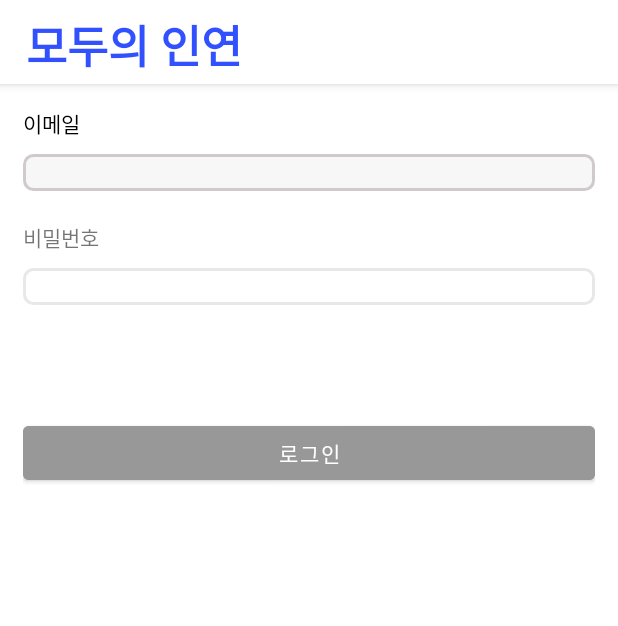
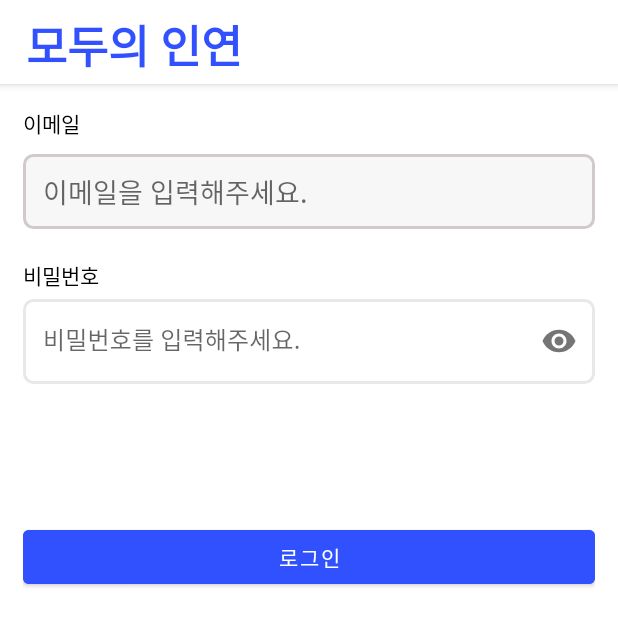
Before and after one commit to ujin-Bang/modoohealing, an Android app: the EmailLoginActivity screen opened directly, with no data from a screen before it, on a phone screen of 412 x 824 dp. Shown: the top 626 px of the screen. Run offline under Robolectric (Android 15) with nearby library versions, the phone set to English and light mode, and no system bars; our stand-ins replace data binding.

Commit message:
이메일로그인 페이지 작업90%

```diff
--- a/app/src/main/java/com/modoohealing/modo/EmailLoginActivity.kt
+++ b/app/src/main/java/com/modoohealing/modo/EmailLoginActivity.kt
@@ -1,26 +1,74 @@
 package com.modoohealing.modo
 
-import androidx.appcompat.app.AppCompatActivity
 import android.os.Bundle
+import android.util.Patterns
+import android.util.Patterns.EMAIL_ADDRESS
+import android.widget.EditText
+import androidx.core.util.PatternsCompat.EMAIL_ADDRESS
+import androidx.core.view.isVisible
+import androidx.core.widget.addTextChangedListener
 import androidx.databinding.DataBindingUtil
 import com.modoohealing.modo.databinding.ActivityEmailLoginBinding
+import java.util.regex.Pattern
 
 class EmailLoginActivity : BaseActivity() {
 
     lateinit var binding: ActivityEmailLoginBinding
+    private var email = ""
+    private var pw = ""
 
     override fun onCreate(savedInstanceState: Bundle?) {
         super.onCreate(savedInstanceState)
-        binding = DataBindingUtil.setContentView(this,R.layout.activity_email_login)
+        binding = DataBindingUtil.setContentView(this, R.layout.activity_email_login)
+
+        setValues()
         setupEvents()
-        setValues()
+
     }
 
     override fun setupEvents() {
+        binding.btnLoginConfirm.setOnClickListener {
+            email = binding.edtEmail.text.toString()
+            pw = binding.edtPw.text.toString()
+
+            //email이 이메일 형식이 아닌지 또는 값이 비어있다면
+            if (!Patterns.EMAIL_ADDRESS.matcher(email).matches() || email.isEmpty()) {
+                binding.txtEmailErrorMSG.isVisible = true
+                binding.edtEmail.requestFocus()
+                return@setOnClickListener
+            }
+            //비밀번호가 영어와 숫자로 조합된 6~12글자사이가 아니라면
+            if (!Pattern.matches("^(?=.*[A-Za-z])(?=.*[0-9])[A-Za-z[0-9]]{6,12}$", pw)) {
+                binding.txtPwErrorMSG.isVisible = true
+                binding.edtPw.requestFocus()
+                return@setOnClickListener
+            }
+            //todo 서버호출
+        }
 
     }
 
     override fun setValues() {
+        emilChange()
+        pwChange()
+    }
+
+    //에디트 텍스트 이메일 변경시 실행
+    fun emilChange() {
+        binding.edtEmail.addTextChangedListener {
+            val emailResult = it.toString()
+            binding.txtEmailErrorMSG.isVisible = !Patterns.EMAIL_ADDRESS.matcher(emailResult).matches() || emailResult.isEmpty()
+
+        }
+        return
 
     }
+    //에디트 텍스트 비밀번호가 변경시 실행
+    fun pwChange(){
+        binding.edtPw.addTextChangedListener {
+            binding.txtPwErrorMSG.isVisible =
+                !Pattern.matches("^(?=.*[A-Za-z])(?=.*[0-9])[A-Za-z[0-9]]{6,12}$", it.toString())
+        }
+        return
+    }
 }
--- a/app/src/main/res/drawable/focus_background.xml
+++ b/app/src/main/res/drawable/focus_background.xml
@@ -14,6 +14,7 @@
             <stroke
                 android:width="2dp"
                 android:color="#D1CACA"/>
+
 
         </shape>
 
--- a/app/src/main/res/layout/activity_email_login.xml
+++ b/app/src/main/res/layout/activity_email_login.xml
@@ -19,14 +19,16 @@
 
         <EditText
             android:id="@+id/edtEmail"
+            android:paddingStart="13dp"
             app:layout_constraintStart_toStartOf="parent"
             app:layout_constraintEnd_toEndOf="parent"
             app:layout_constraintTop_toBottomOf="@id/txtLoginEmail"
             android:layout_marginTop="10dp"
             android:inputType="textEmailAddress"
+            android:hint="@string/email_hint"
             android:layout_width="0dp"
             android:background="@drawable/focus_background"
-            android:layout_height="wrap_content"/>
+            android:layout_height="50dp"/>
 
         <TextView
             android:id="@+id/txtEmailErrorMSG"
@@ -35,36 +37,51 @@
             android:textSize="12sp"
             android:layout_marginTop="2dp"
             android:textColor="@color/error"
-            tools:text="이메일을 확인해주세요."
+            android:visibility="gone"
+            android:text="이메일을 확인해주세요."
             android:layout_width="wrap_content"
             android:layout_height="wrap_content"/>
 
         <TextView
             android:id="@+id/txtPw"
             android:text="비밀번호"
+            android:textColor="@color/black"
             app:layout_constraintStart_toStartOf="parent"
             app:layout_constraintTop_toBottomOf="@id/edtEmail"
             android:layout_marginTop="20dp"
             android:layout_width="wrap_content"
             android:layout_height="wrap_content"/>
 
-        <EditText
-            android:id="@+id/edtPw"
+        <com.google.android.material.textfield.TextInputLayout
+            style="@style/Widget.MaterialComponents.TextInputLayout.OutlinedBox"
+            android:id="@+id/editTextInputLayout"
+            android:layout_width="0dp"
+            android:layout_height="wrap_content"
             app:layout_constraintStart_toStartOf="parent"
             app:layout_constraintEnd_toEndOf="parent"
-            app:layout_constraintTop_toBottomOf="@id/txtPw"
-            android:layout_marginTop="10dp"
-            android:background="@drawable/focus_background"
-            android:layout_width="0dp"
-            android:layout_height="wrap_content"/>
+            app:passwordToggleEnabled="true"
+            app:layout_constraintTop_toBottomOf="@id/txtPw">
+
+            <EditText
+                android:id="@+id/edtPw"
+                android:paddingStart="13dp"
+                android:layout_marginTop="10dp"
+                android:background="@drawable/focus_background"
+                android:layout_width="match_parent"
+                android:layout_height="wrap_content"
+                android:inputType="textPassword"
+                android:hint="@string/pw_hint"/>
+
+        </com.google.android.material.textfield.TextInputLayout>
 
         <TextView
             android:id="@+id/txtPwErrorMSG"
             app:layout_constraintStart_toStartOf="parent"
-            app:layout_constraintTop_toBottomOf="@id/edtPw"
+            app:layout_constraintTop_toBottomOf="@id/editTextInputLayout"
             android:layout_marginTop="2dp"
             android:textColor="@color/error"
-            tools:text="비밀번를 확인해주세요."
+            android:text="비밀번를 확인해주세요."
+            android:visibility="gone"
             android:textSize="12sp"
             android:layout_width="wrap_content"
             android:layout_height="wrap_content"/>
@@ -75,8 +92,8 @@
             app:layout_constraintEnd_toEndOf="parent"
             app:layout_constraintBottom_toBottomOf="parent"
             app:layout_constraintTop_toTopOf="parent"
-            app:layout_constraintVertical_bias="0.3"
-            android:backgroundTint="@color/dark_gray"
+            app:layout_constraintVertical_bias="0.4"
+            android:backgroundTint="@color/blue"
             android:text="로그인"
             android:layout_width="0dp"
             android:layout_height="wrap_content"/>
--- a/app/src/main/res/layout/activity_sign_up.xml
+++ b/app/src/main/res/layout/activity_sign_up.xml
@@ -459,6 +459,7 @@
                 android:layout_height="wrap_content"
                 android:backgroundTint="@color/blue"
                 android:text="가입완료"
+                android:textColor="@color/white"
                 android:layout_marginBottom="40dp"
                 android:textStyle="bold" />
         </LinearLayout>
--- a/app/src/main/res/values/strings.xml
+++ b/app/src/main/res/values/strings.xml
@@ -35,6 +35,8 @@
     <string name="txt_bottom_users_title">맞선회원</string>
     <string name="bottom_mypage_title">마이페이지</string>
     <string name="e">E</string>
+    <string name="pw_hint">비밀번호를 입력해주세요.</string>
+    <string name="email_hint">이메일을 입력해주세요.</string>
 
 
 </resources>
```
